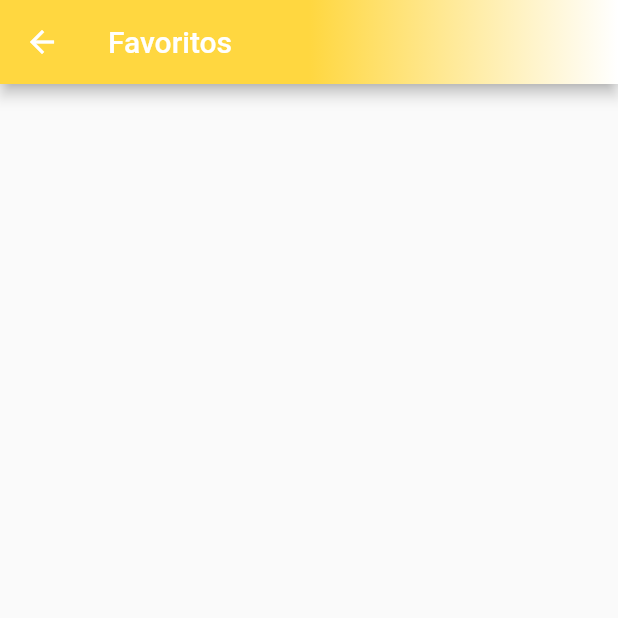
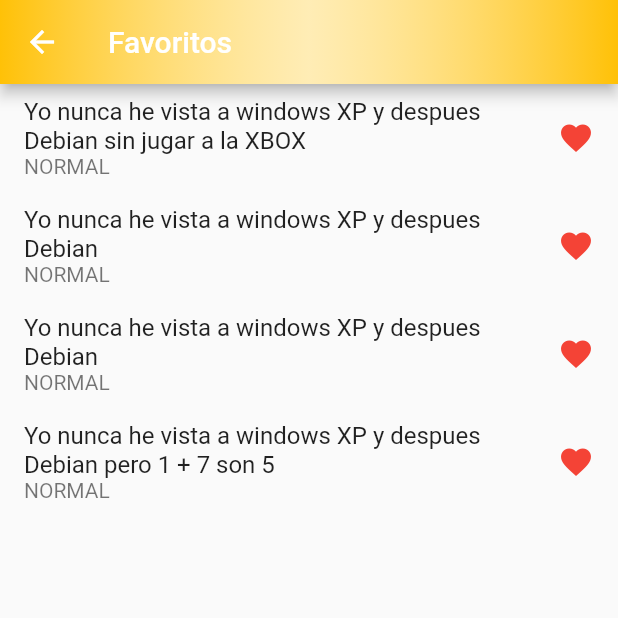
Before and after one commit to daumienebi/yo_nunca, a Flutter app: the FavouritesPage screen opened by its route, on a phone screen of 412 x 824 dp, the top half of it. Run offline on Flutter 3.47's test engine with Material 2 defaults, Android fonts, the phone set to English and light mode, and no system bars; our stand-ins replace new_gradient_app_bar.

Commit message:
favourite_page and favourite icon to QuestionWidget

```diff
--- a/lib/src/pages/favourites_page.dart
+++ b/lib/src/pages/favourites_page.dart
@@ -3,18 +3,52 @@
 import 'package:new_gradient_app_bar/new_gradient_app_bar.dart';
 import 'package:yo_nunca/src/utils/constants.dart';
 
-class FavouritesPage extends StatelessWidget{
+class FavouritesPage extends StatefulWidget{
   const FavouritesPage({Key? key}) : super(key: key);
 
+  @override
+  State<FavouritesPage> createState() => _FavouritesPageState();
+}
+
+class _FavouritesPageState extends State<FavouritesPage> {
+  int _favourite = 1;
   @override
   Widget build(BuildContext context) {
     // TODO: implement build
     return Scaffold(
       appBar: NewGradientAppBar(
         title: Text('Favoritos'),
-        gradient: const LinearGradient(colors: [Colors.amberAccent,Colors.amberAccent,Colors.white]),//Change it later
+        gradient: const LinearGradient(colors: [Colors.amber,Colors.white70,Colors.amber]),
+      ),
+
+      body: Container(
+        child: ListView(
+          children: [
+            _favListTile("Yo nunca he vista a windows XP y despues Debian sin jugar a la XBOX"),
+            _favListTile("Yo nunca he vista a windows XP y despues Debian"),
+            _favListTile("Yo nunca he vista a windows XP y despues Debian"),
+            _favListTile("Yo nunca he vista a windows XP y despues Debian pero 1 + 7 son 5")
+          ],
+        ),
       ),
     );
   }
 
+  ListTile _favListTile(String question){
+    var icon = Icons.favorite;
+    return ListTile(
+      title: Text(question),
+      subtitle: Text("NORMAL",overflow: TextOverflow.ellipsis,maxLines: 1),
+      trailing: InkWell(
+          onTap: (){
+            _favourite = 0;
+            setState(() {
+
+            });
+            },
+          child: _favourite == 1 ? Icon(Icons.favorite,color: Colors.red,) : Icon(Icons.favorite_outline_rounded)
+
+      ),
+    );
+  }
 }
--- a/lib/src/pages/new_category_page.dart
+++ b/lib/src/pages/new_category_page.dart
@@ -3,7 +3,7 @@
 import 'package:flutter/material.dart';
 import 'package:yo_nunca/src/utils/my_decorations.dart';
 
-class NewCategoryPage extends StatefulWidget{
+class NewCategoryPage extends StatefulWidget {
   const NewCategoryPage({Key? key}) : super(key: key);
 
   @override
@@ -18,7 +18,6 @@
   final TextEditingController nameController = TextEditingController();
   @override
   Widget build(BuildContext context) {
-
     // TODO: implement build
     return Scaffold(
       appBar: AppBar(
@@ -26,20 +25,20 @@
       ),
       body: Container(
         margin: EdgeInsets.all(10),
-        child: Column(
-            children: [
+        child: Column(children: [
           _formFields(),
           _addQuestionBtn(),
-              SizedBox(height: 20,),
+          SizedBox(
+            height: 20,
+          ),
           Expanded(child: _questionsList()),
           _addButton()
-            ]
-        ),
+        ]),
       ),
     );
   }
 
-  Widget _formFields(){
+  Widget _formFields() {
     return Container(
       child: Column(
         children: [
@@ -53,34 +52,34 @@
                   ),
                   labelText: 'Nombre',
                   hintText: 'Introduce el nombre de la categoría',
-              suffixIcon: Icon(Icons.category)
-          ),
-          validator: (String? value){
-            if(value == null || value.isEmpty){
+                  suffixIcon: Icon(Icons.category)),
+              validator: (String? value) {
+                if (value == null || value.isEmpty) {
                   return "Por favor, introduce un nombre valído";
-            }return null;
                 }
-      )
+                return null;
+              })
         ],
       ),
     );
   }
 
-  Widget _addQuestionBtn(){
+  Widget _addQuestionBtn() {
     return Container(
         margin: EdgeInsets.only(top: 5),
         width: 50,
         alignment: Alignment.topRight,
         child: InkWell(
-          onTap: (){
+          onTap: () {
             _popUpForm();
             //setState(() {});
           },
           child: Icon(
-            Icons.add,color: Colors.blue,size: 50,
+            Icons.add,
+            color: Colors.blue,
+            size: 50,
           ),
-        )
-    );
+        ));
   }
 
   Future _popUpForm() {
@@ -125,63 +124,60 @@
     );
   }
 
-  Widget _questionsList(){
+  Widget _questionsList() {
     return ListView(
       children: [
-        _questionTiles("Yo nunca he dummy dummy dummy dummy dummy dummyyy"),
-        _questionTiles("Yo nunca he dummy dummy dummy dummy dummy dummyyy"),
-        _questionTiles("Yo nunca he dummy dummy dummy dummy dummy dummyyy"),
-        _questionTiles("Yo nunca he dummy dummy dummy dummy dummy dummyyy"),
-        //_questionTiles("Yo nunca he dummy dummy dummy dummy dummy dummyyy"),
-        //_questionTiles("Yo nunca he dummy dummy dummy dummy dummy dummyyy"),
-        //_questionTiles("Yo nunca he dummy dummy dummy dummy dummy dummyyy"),
-        //_questionTiles("Yo nunca he dummy dummy dummy dummy dummy dummyyy"),
-        //_questionTiles("Yo nunca he dummy dummy dummy dummy dummy dummyyy"),
-        //_questionTiles("Yo nunca he dummy dummy dummy dummy dummy dummyyy"),
-        //_questionTiles("Yo nunca he dummy dummy dummy dummy dummy dummyyy"),
-
+        _questionTile("Yo nunca he dummy dummy dummy dummy dummy dummyyy"),
+        _questionTile("Yo nunca he dummy dummy dummy dummy dummy dummyyy"),
+        _questionTile("Yo nunca he dummy dummy dummy dummy dummy dummyyy"),
+        _questionTile("Yo nunca he dummy dummy dummy dummy dummy dummyyy"),
+        _questionTile("Yo nunca he dummy dummy dummy dummy dummy dummyyy")
       ],
+      scrollDirection: Axis.vertical,
     );
   }
 
-
-  ListTile _questionTiles(String title){
+  Widget _questionTile(String title) {
     return ListTile(
       title: Text(title),
       tileColor: Colors.black12,
       trailing: InkWell(
-        onTap: (){print("TODO : Delete question");},
+        onTap: () {
+          print("TODO : Delete question");
+        },
         child: Icon(
-          Icons.delete_forever_rounded,color: Colors.black,size: 30,
+          Icons.delete_forever_rounded,
+          color: Colors.black,
+          size: 30,
         ),
       ),
-      onTap: (){print("TODO : Edit question");},
-      shape: Border.all(
-        color: Colors.white
-      ),
-
+      onTap: () {
+        print("TODO : Edit question");
+      },
+      shape: Border.all(color: Colors.white),
     );
   }
-  Widget _addButton(){
-    final btnStyle = ElevatedButton.styleFrom(textStyle: TextStyle(color: Colors.blue,fontSize: 20));
+
+  Widget _addButton() {
+    final btnStyle = ElevatedButton.styleFrom(
+        textStyle: TextStyle(color: Colors.blue, fontSize: 20));
     return ElevatedButton(
         style: btnStyle,
-        onPressed: (){
-          if(_formKey.currentState!.validate()){
+        onPressed: () {
+          if (_formKey.currentState!.validate()) {
             print(categoryNameController.text);
           }
         },
-        child: Text("Guardar")
-    );
+        child: Text("Guardar"));
   }
 
-_checkResult(int result) {
+  void _checkResult(int result) {
     result > 0
         ? ScaffoldMessenger.of(context)
-      .showSnackBar(const SnackBar(content: Text('New Location saved')))
+            .showSnackBar(const SnackBar(content: Text('Pregunta guardada!')))
         : ScaffoldMessenger.of(context).showSnackBar(const SnackBar(
             content:
-      Text('The location was not saved, introduce a valid name')));
+                Text('No se pudo guardar la pregunta')));
     Navigator.pop(context);
   }
 }
--- a/lib/src/pages/question_page.dart
+++ b/lib/src/pages/question_page.dart
@@ -18,7 +18,7 @@
     return Scaffold(
       appBar: NewGradientAppBar(
         title: Text(gameMode),
-        gradient: const LinearGradient(colors: [Colors.amberAccent,Colors.amberAccent,Colors.white]),//Change it later
+        gradient: const LinearGradient(colors: [Colors.amber,Colors.white70,Colors.amber]),//Change it later
       ),
       body: QuestionWidget()
     );
```
Also changed, not shown: lib/src/pages/home_page.dart (+4 -4 lines), lib/src/utils/test_data.dart (+42 -0 lines), lib/src/widgets/mydrawer.dart (+28 -3 lines), lib/src/widgets/question_widget.dart (+13 -7 lines). Lines whose indentation alone changed are shown as unchanged.
